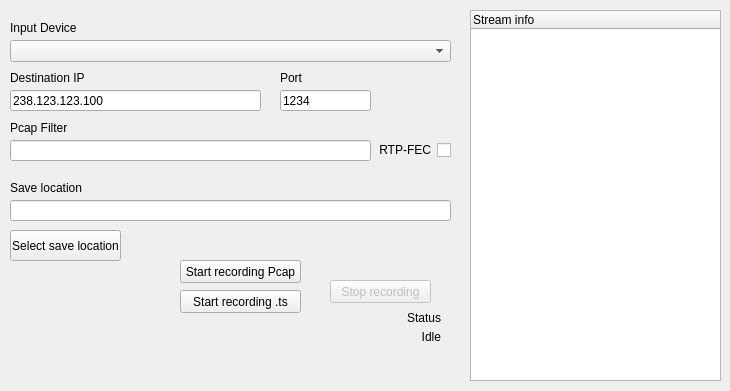
wisinorden/iptvutils, file recordwidget.ui: the form before one commit.
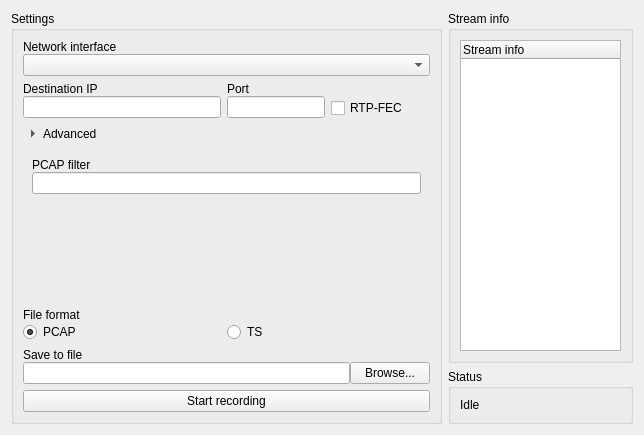
The form after the commit. Icons and pictures are not drawn.

Commit message: Reworked layout for record part

The edit to the form file:
```diff
--- a/recordwidget.ui
+++ b/recordwidget.ui
@@ -6,282 +6,236 @@
    <rect>
     <x>0</x>
     <y>0</y>
-    <width>730</width>
-    <height>391</height>
+    <width>644</width>
+    <height>435</height>
    </rect>
   </property>
+  <property name="sizePolicy">
+   <sizepolicy hsizetype="Preferred" vsizetype="Preferred">
+    <horstretch>0</horstretch>
+    <verstretch>0</verstretch>
+   </sizepolicy>
+  </property>
   <property name="minimumSize">
    <size>
-    <width>730</width>
-    <height>391</height>
+    <width>0</width>
+    <height>0</height>
    </size>
   </property>
   <property name="windowTitle">
    <string>Form</string>
   </property>
-  <widget class="QFrame" name="recordGroup">
-   <property name="enabled">
-    <bool>true</bool>
-   </property>
-   <property name="geometry">
-    <rect>
-     <x>0</x>
-     <y>0</y>
-     <width>461</width>
-     <height>391</height>
-    </rect>
-   </property>
-   <property name="styleSheet">
-    <string notr="true">border-color: rgba(255, 255, 255, 0);</string>
-   </property>
-   <widget class="QPushButton" name="recordCancelBtn">
-    <property name="enabled">
-     <bool>false</bool>
-    </property>
-    <property name="geometry">
-     <rect>
-      <x>330</x>
-      <y>280</y>
-      <width>101</width>
-      <height>23</height>
-     </rect>
-    </property>
-    <property name="text">
-     <string>Stop recording</string>
-    </property>
-   </widget>
-   <widget class="QPushButton" name="startPcapRecordBtn">
-    <property name="geometry">
-     <rect>
-      <x>180</x>
-      <y>260</y>
-      <width>121</width>
-      <height>23</height>
-     </rect>
-    </property>
-    <property name="text">
-     <string>Start recording Pcap</string>
-    </property>
-   </widget>
-   <widget class="QComboBox" name="recordInterfaceSelect">
-    <property name="geometry">
-     <rect>
-      <x>10</x>
-      <y>40</y>
-      <width>441</width>
-      <height>22</height>
-     </rect>
-    </property>
-   </widget>
-   <widget class="QPushButton" name="recordOpenFileDialog">
-    <property name="geometry">
-     <rect>
-      <x>10</x>
-      <y>230</y>
-      <width>111</width>
-      <height>31</height>
-     </rect>
-    </property>
-    <property name="text">
-     <string>Select save location</string>
-    </property>
-   </widget>
-   <widget class="QLineEdit" name="recordFilename">
-    <property name="geometry">
-     <rect>
-      <x>10</x>
-      <y>200</y>
-      <width>441</width>
-      <height>21</height>
-     </rect>
-    </property>
-    <property name="text">
-     <string/>
-    </property>
-   </widget>
-   <widget class="QLabel" name="label_2">
-    <property name="geometry">
-     <rect>
-      <x>10</x>
-      <y>20</y>
-      <width>151</width>
-      <height>16</height>
-     </rect>
-    </property>
-    <property name="text">
-     <string>Input Device</string>
-    </property>
-   </widget>
-   <widget class="QLabel" name="label_4">
-    <property name="geometry">
-     <rect>
-      <x>10</x>
-      <y>180</y>
-      <width>151</width>
-      <height>16</height>
-     </rect>
-    </property>
-    <property name="text">
-     <string>Save location</string>
-    </property>
-   </widget>
-   <widget class="QPushButton" name="startTsRecordBtn">
-    <property name="enabled">
-     <bool>true</bool>
-    </property>
-    <property name="geometry">
-     <rect>
-      <x>180</x>
-      <y>290</y>
-      <width>121</width>
-      <height>23</height>
-     </rect>
-    </property>
-    <property name="text">
-     <string>Start recording .ts</string>
-    </property>
-   </widget>
-   <widget class="QLineEdit" name="recordFilter">
-    <property name="enabled">
-     <bool>true</bool>
-    </property>
-    <property name="geometry">
-     <rect>
-      <x>10</x>
-      <y>140</y>
-      <width>361</width>
-      <height>21</height>
-     </rect>
-    </property>
-    <property name="text">
-     <string/>
-    </property>
-   </widget>
-   <widget class="QLabel" name="label_5">
-    <property name="geometry">
-     <rect>
-      <x>10</x>
-      <y>120</y>
-      <width>151</width>
-      <height>16</height>
-     </rect>
-    </property>
-    <property name="text">
-     <string>Pcap Filter</string>
-    </property>
-   </widget>
-   <widget class="QLineEdit" name="recordHost">
-    <property name="geometry">
-     <rect>
-      <x>10</x>
-      <y>90</y>
-      <width>251</width>
-      <height>21</height>
-     </rect>
-    </property>
-    <property name="text">
-     <string>238.123.123.100</string>
-    </property>
-   </widget>
-   <widget class="QLabel" name="label_7">
-    <property name="geometry">
-     <rect>
-      <x>10</x>
-      <y>70</y>
-      <width>151</width>
-      <height>16</height>
-     </rect>
-    </property>
-    <property name="text">
-     <string>Destination IP</string>
-    </property>
-   </widget>
-   <widget class="QLineEdit" name="recordPort">
-    <property name="geometry">
-     <rect>
-      <x>280</x>
-      <y>90</y>
-      <width>91</width>
-      <height>21</height>
-     </rect>
-    </property>
-    <property name="text">
-     <string>1234</string>
-    </property>
-   </widget>
-   <widget class="QLabel" name="label_10">
-    <property name="geometry">
-     <rect>
-      <x>280</x>
-      <y>70</y>
-      <width>91</width>
-      <height>16</height>
-     </rect>
-    </property>
-    <property name="text">
-     <string>Port</string>
-    </property>
-   </widget>
-   <widget class="QLabel" name="recordStatus">
-    <property name="geometry">
-     <rect>
-      <x>10</x>
-      <y>330</y>
-      <width>431</width>
-      <height>51</height>
-     </rect>
-    </property>
-    <property name="text">
-     <string>Idle</string>
-    </property>
-    <property name="alignment">
-     <set>Qt::AlignRight|Qt::AlignTop|Qt::AlignTrailing</set>
-    </property>
-   </widget>
-   <widget class="QLabel" name="label_12">
-    <property name="geometry">
-     <rect>
-      <x>170</x>
-      <y>310</y>
-      <width>271</width>
-      <height>16</height>
-     </rect>
-    </property>
-    <property name="text">
-     <string>Status</string>
-    </property>
-    <property name="alignment">
-     <set>Qt::AlignRight|Qt::AlignTrailing|Qt::AlignVCenter</set>
-    </property>
-   </widget>
-   <widget class="QCheckBox" name="recordRtpFecCheckBox">
-    <property name="geometry">
-     <rect>
-      <x>320</x>
-      <y>140</y>
-      <width>131</width>
-      <height>20</height>
-     </rect>
-    </property>
-    <property name="layoutDirection">
-     <enum>Qt::RightToLeft</enum>
-    </property>
-    <property name="text">
-     <string>RTP-FEC</string>
-    </property>
-   </widget>
-  </widget>
-  <widget class="QTreeWidget" name="treeWidget">
-   <property name="geometry">
-    <rect>
-     <x>470</x>
-     <y>10</y>
-     <width>251</width>
-     <height>371</height>
-    </rect>
-   </property>
-   <property name="styleSheet">
-    <string notr="true">QTreeView::branch:has-siblings:!adjoins-item {
+  <layout class="QHBoxLayout" name="recordMainHLayout" stretch="7,3">
+   <item>
+    <widget class="QGroupBox" name="recordSettingsGroup">
+     <property name="title">
+      <string>Settings</string>
+     </property>
+     <layout class="QVBoxLayout" name="recordSettingsVLayout">
+      <item>
+       <layout class="QVBoxLayout" name="recordInterfaceVLayout">
+        <property name="spacing">
+         <number>0</number>
+        </property>
+        <item>
+         <widget class="QLabel" name="recordInterfaceLbl">
+          <property name="text">
+           <string>Network interface</string>
+          </property>
+         </widget>
+        </item>
+        <item>
+         <widget class="QComboBox" name="recordInterfaceSelect"/>
+        </item>
+       </layout>
+      </item>
+      <item>
+       <layout class="QHBoxLayout" name="recordFilteringHLayout" stretch="2,1,1">
+        <item>
+         <layout class="QVBoxLayout" name="AddressVLayout">
+          <property name="spacing">
+           <number>0</number>
+          </property>
+          <item>
+           <widget class="QLabel" name="recordHostLbl">
+            <property name="text">
+             <string>Destination IP</string>
+            </property>
+           </widget>
+          </item>
+          <item>
+           <widget class="QLineEdit" name="recordHost"/>
+          </item>
+         </layout>
+        </item>
+        <item>
+         <layout class="QVBoxLayout" name="recordPortVLayout">
+          <property name="spacing">
+           <number>0</number>
+          </property>
+          <item>
+           <widget class="QLabel" name="recordPortLbl">
+            <property name="text">
+             <string>Port</string>
+            </property>
+           </widget>
+          </item>
+          <item>
+           <widget class="QLineEdit" name="recordPort"/>
+          </item>
+         </layout>
+        </item>
+        <item alignment="Qt::AlignBottom">
+         <widget class="QCheckBox" name="recordRtpFecCheckBox">
+          <property name="text">
+           <string>RTP-FEC</string>
+          </property>
+         </widget>
+        </item>
+       </layout>
+      </item>
+      <item>
+       <widget class="QToolButton" name="recordExpandPCAPFilterButton">
+        <property name="styleSheet">
+         <string notr="true">border: none</string>
+        </property>
+        <property name="text">
+         <string>Advanced</string>
+        </property>
+        <property name="checkable">
+         <bool>true</bool>
+        </property>
+        <property name="toolButtonStyle">
+         <enum>Qt::ToolButtonTextBesideIcon</enum>
+        </property>
+        <property name="arrowType">
+         <enum>Qt::RightArrow</enum>
+        </property>
+       </widget>
+      </item>
+      <item>
+       <widget class="QWidget" name="recordPcapFilterContainer" native="true">
+        <layout class="QVBoxLayout" name="recordPcapFilterVLayout">
+         <property name="spacing">
+          <number>0</number>
+         </property>
+         <item>
+          <widget class="QLabel" name="recordFilterLbl">
+           <property name="text">
+            <string>PCAP filter</string>
+           </property>
+          </widget>
+         </item>
+         <item>
+          <widget class="QLineEdit" name="recordFilter"/>
+         </item>
+        </layout>
+       </widget>
+      </item>
+      <item>
+       <spacer name="verticalSpacer">
+        <property name="orientation">
+         <enum>Qt::Vertical</enum>
+        </property>
+        <property name="sizeHint" stdset="0">
+         <size>
+          <width>20</width>
+          <height>40</height>
+         </size>
+        </property>
+       </spacer>
+      </item>
+      <item>
+       <layout class="QVBoxLayout" name="recordFileFormatVLayout">
+        <property name="spacing">
+         <number>0</number>
+        </property>
+        <item>
+         <widget class="QLabel" name="recordFileFormatLbl">
+          <property name="text">
+           <string>File format</string>
+          </property>
+         </widget>
+        </item>
+        <item>
+         <layout class="QHBoxLayout" name="recordFileFormatHLayout">
+          <item>
+           <widget class="QRadioButton" name="recordFileFormatPCAP">
+            <property name="text">
+             <string>PCAP</string>
+            </property>
+            <property name="checked">
+             <bool>true</bool>
+            </property>
+            <attribute name="buttonGroup">
+             <string notr="true">recordFileFormatGroup</string>
+            </attribute>
+           </widget>
+          </item>
+          <item>
+           <widget class="QRadioButton" name="recordFileFormatTS">
+            <property name="text">
+             <string>TS</string>
+            </property>
+            <attribute name="buttonGroup">
+             <string notr="true">recordFileFormatGroup</string>
+            </attribute>
+           </widget>
+          </item>
+         </layout>
+        </item>
+       </layout>
+      </item>
+      <item>
+       <layout class="QVBoxLayout" name="recordFilenameVLayout">
+        <property name="spacing">
+         <number>0</number>
+        </property>
+        <item>
+         <widget class="QLabel" name="recordFilenameLbl">
+          <property name="text">
+           <string>Save to file</string>
+          </property>
+         </widget>
+        </item>
+        <item>
+         <layout class="QHBoxLayout" name="recordFilenameHLayout">
+          <item>
+           <widget class="QLineEdit" name="recordFilename"/>
+          </item>
+          <item>
+           <widget class="QPushButton" name="recordOpenFileDialog">
+            <property name="text">
+             <string>Browse...</string>
+            </property>
+           </widget>
+          </item>
+         </layout>
+        </item>
+       </layout>
+      </item>
+      <item>
+       <widget class="QPushButton" name="recordStartStopBtn">
+        <property name="text">
+         <string>Start recording</string>
+        </property>
+       </widget>
+      </item>
+     </layout>
+    </widget>
+   </item>
+   <item>
+    <layout class="QVBoxLayout" name="recordStatusVLayout">
+     <item>
+      <widget class="QGroupBox" name="recordStreamInfoGroup">
+       <property name="title">
+        <string>Stream info</string>
+       </property>
+       <layout class="QVBoxLayout" name="verticalLayout">
+        <item>
+         <widget class="QTreeWidget" name="treeWidget">
+          <property name="styleSheet">
+           <string notr="true">QTreeView::branch:has-siblings:!adjoins-item {
     border-image: url(:/img/res/stylesheet-vline.png) 0;
 }
 
@@ -304,13 +258,36 @@
         border-image: none;
         image: url(:/img/res/stylesheet-branch-open.png);
 }</string>
-   </property>
-   <column>
-    <property name="text">
-     <string>Stream info</string>
-    </property>
-   </column>
-  </widget>
+          </property>
+          <column>
+           <property name="text">
+            <string>Stream info</string>
+           </property>
+          </column>
+         </widget>
+        </item>
+       </layout>
+      </widget>
+     </item>
+     <item>
+      <widget class="QGroupBox" name="recordStatusGroup">
+       <property name="title">
+        <string>Status</string>
+       </property>
+       <layout class="QVBoxLayout" name="verticalLayout_2">
+        <item>
+         <widget class="QLabel" name="recordStatus">
+          <property name="text">
+           <string>Idle</string>
+          </property>
+         </widget>
+        </item>
+       </layout>
+      </widget>
+     </item>
+    </layout>
+   </item>
+  </layout>
  </widget>
  <resources/>
  <connections/>
```
Left out of the diff: 5 changed lines with no effect on the pictures. The commit also changes 3 other files.
